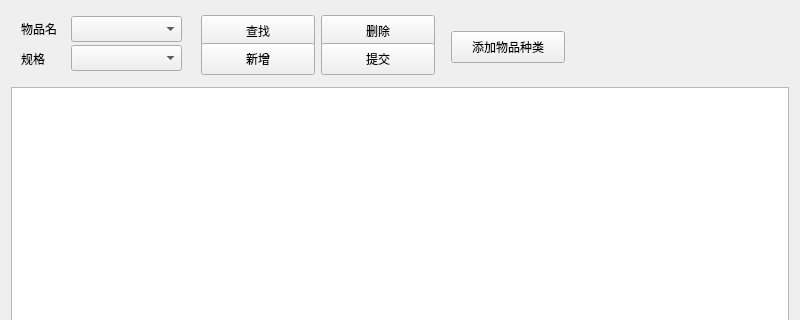
The window that mainwindow.ui (3642214/warehouse) describes before a commit, drawn with Qt 5; both pictures show x 0 to 800 and y 0 to 320 of the 800 by 600 pixel window.
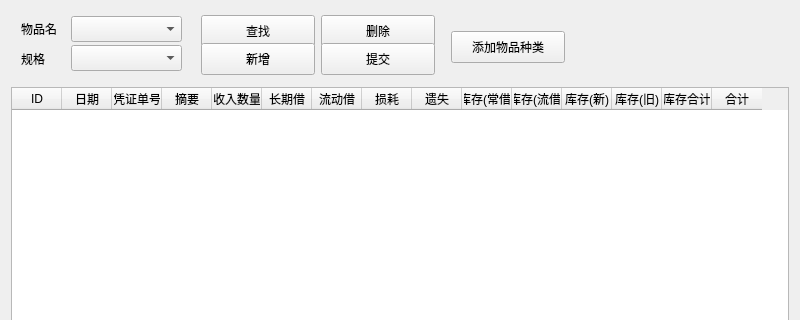
The same window after the commit.

The edit to the form file:
```diff
--- a/mainwindow.ui
+++ b/mainwindow.ui
@@ -160,7 +160,7 @@
        <enum>QAbstractItemView::SelectRows</enum>
       </property>
       <attribute name="horizontalHeaderVisible">
-       <bool>false</bool>
+       <bool>true</bool>
       </attribute>
       <attribute name="horizontalHeaderCascadingSectionResizes">
        <bool>true</bool>
```
